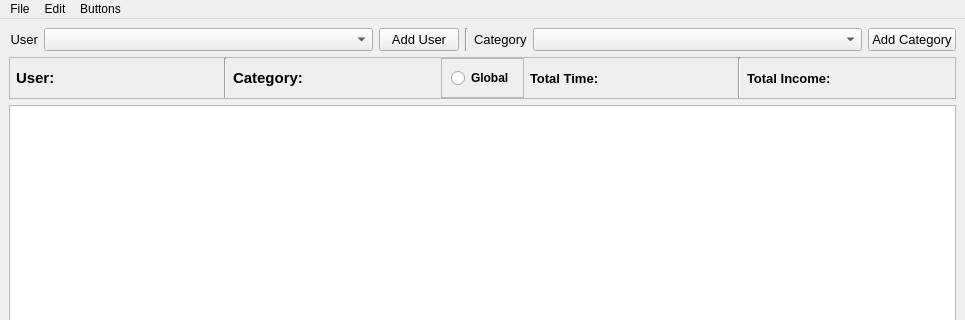
First picture: the form in Gui/MainWindow.ui, repository smithbro2115/Clocking, before the edit; both pictures show x 0 to 965 and y 0 to 320 of the 965 by 613 pixel window.
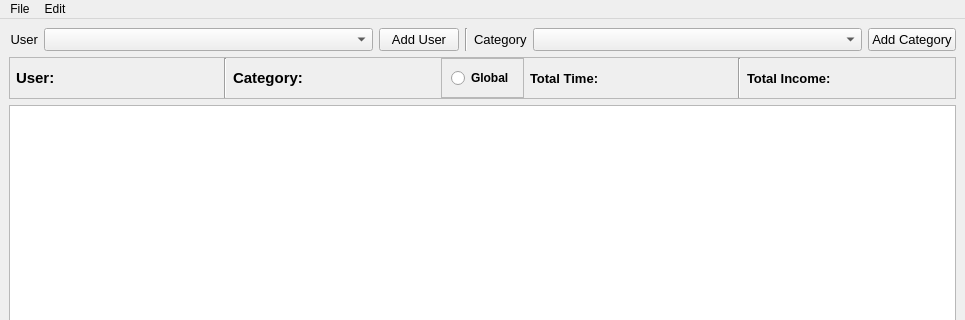
Second picture: the form after the edit.

The edit to the form file:
```diff
--- a/Gui/MainWindow.ui
+++ b/Gui/MainWindow.ui
@@ -301,13 +301,6 @@
     <addaction name="separator"/>
     <addaction name="actionPreferences"/>
    </widget>
-   <widget class="QMenu" name="menuButtons">
-    <property name="title">
-     <string>Buttons</string>
-    </property>
-    <addaction name="actionAdd_Button"/>
-    <addaction name="actionAssign_Buttons"/>
-   </widget>
    <widget class="QMenu" name="menuEdit">
     <property name="title">
      <string>Edit</string>
@@ -324,7 +317,6 @@
    </widget>
    <addaction name="menuFile"/>
    <addaction name="menuEdit"/>
-   <addaction name="menuButtons"/>
   </widget>
   <action name="actionAdd_Button">
    <property name="text">
```
